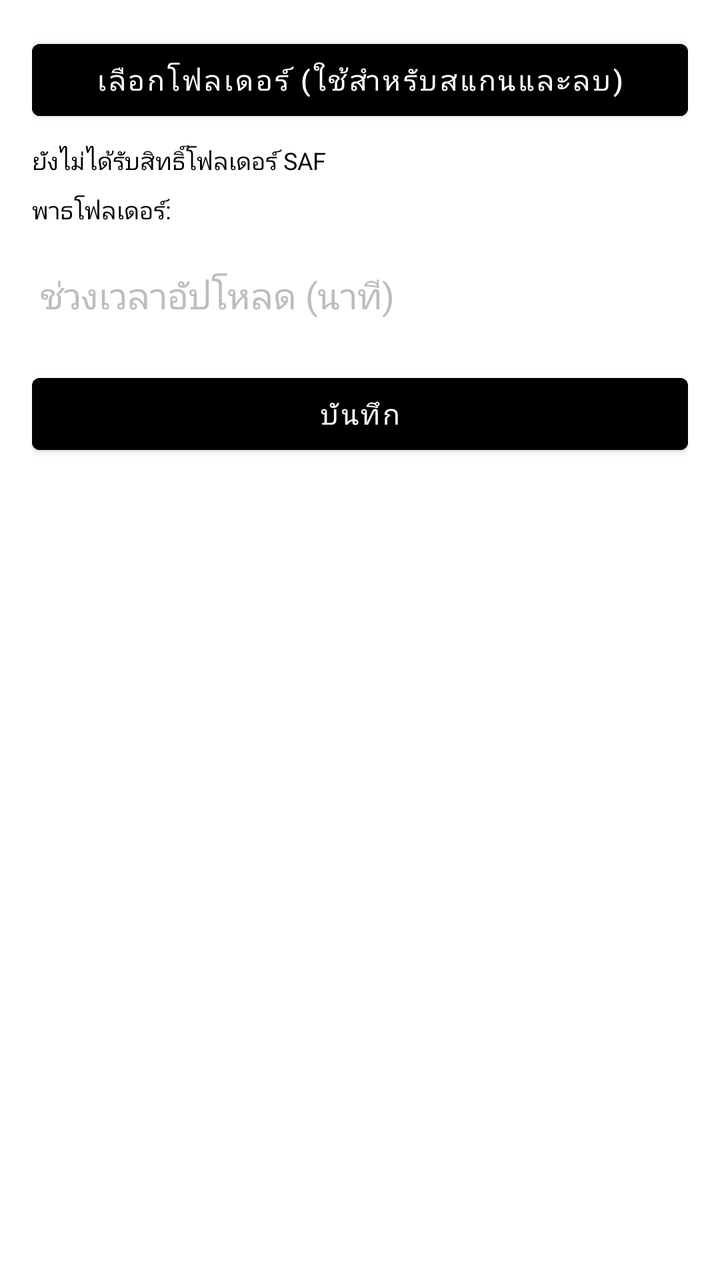
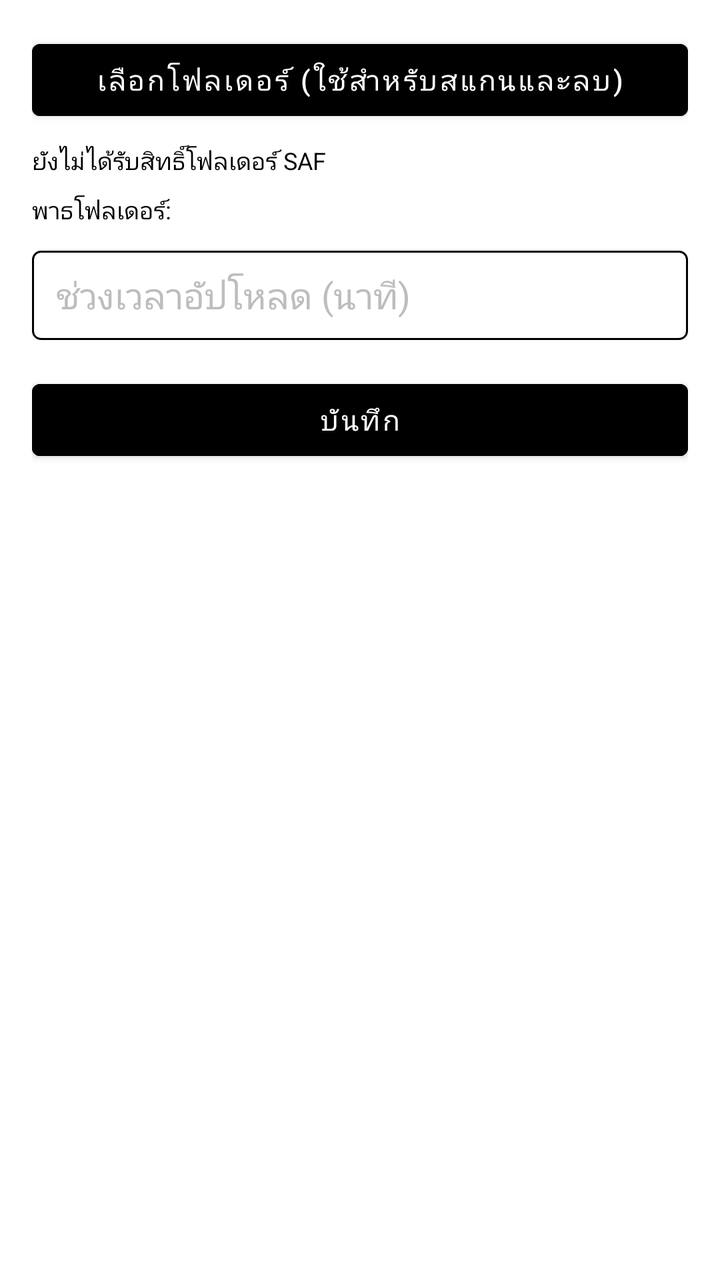

Screens rendered from an Android XML layout before and after an edit, with the pre-edit source and the edit as a unified diff.
<!-- AndroidManifest.xml: application theme Theme.ChicMobile -->
<!-- res/layout/activity_settings.xml -->
<?xml version="1.0" encoding="utf-8"?>
<ScrollView xmlns:android="http://schemas.android.com/apk/res/android"
    android:layout_width="match_parent"
    android:layout_height="match_parent"
    android:background="@color/chic_white"
    android:padding="16dp">

    <LinearLayout
        android:layout_width="match_parent"
        android:layout_height="wrap_content"
        android:orientation="vertical">

        <Button
            android:id="@+id/btnPickFolder"
            android:layout_width="match_parent"
            android:layout_height="wrap_content"
            android:text="@string/pick_folder"
            android:backgroundTint="@color/chic_black"
            android:textColor="@color/chic_white" />

        <TextView
            android:id="@+id/txtFolderPermission"
            android:layout_width="match_parent"
            android:layout_height="wrap_content"
            android:layout_marginTop="8dp"
            android:text="@string/no_saf_permission"
            android:textColor="@color/chic_black"
            android:textSize="12sp" />

        <TextView
            android:id="@+id/txtFolderPath"
            android:layout_width="match_parent"
            android:layout_height="wrap_content"
            android:layout_marginTop="8dp"
            android:text="@string/folder_path_label"
            android:textColor="@color/chic_black"
            android:textSize="12sp" />

        <EditText
            android:id="@+id/edtIntervalMinutes"
            android:layout_width="match_parent"
            android:layout_height="wrap_content"
            android:layout_marginTop="12dp"
            android:hint="@string/upload_interval_hint"
            android:inputType="number"
            android:backgroundTint="@color/chic_white"
            android:textColor="@color/chic_black"
            android:textColorHint="@color/chic_gray" />

        <Button
            android:id="@+id/btnSave"
            android:layout_width="match_parent"
            android:layout_height="wrap_content"
            android:layout_marginTop="16dp"
            android:text="@string/save"
            android:backgroundTint="@color/chic_black"
            android:textColor="@color/chic_white" />

    </LinearLayout>
</ScrollView>
<!-- resources referenced by this layout -->
<resources>
  <color name="chic_black">#000000</color>
  <color name="chic_gray">#BDBDBD</color>
  <color name="chic_white">#FFFFFF</color>
  <string name="folder_path_label">พาธโฟลเดอร์:</string>
  <string name="no_saf_permission">ยังไม่ได้รับสิทธิ์โฟลเดอร์ SAF</string>
  <string name="pick_folder">เลือกโฟลเดอร์ (ใช้สำหรับสแกนและลบ)</string>
  <string name="save">บันทึก</string>
  <string name="upload_interval_hint">ช่วงเวลาอัปโหลด (นาที)</string>
  <style name="Theme.ChicMobile" parent="Theme.MaterialComponents.DayNight.NoActionBar">
          <item name="colorPrimary">@color/chic_white</item>
          <item name="colorPrimaryVariant">@color/chic_white</item>
          <item name="colorOnPrimary">@color/chic_black</item>
          <item name="colorSecondary">@color/chic_black</item>
          <item name="colorOnSecondary">@color/chic_white</item>
          <item name="colorSurface">@color/chic_white</item>
          <item name="colorOnSurface">@color/chic_black</item>
          <item name="android:colorBackground">@color/chic_white</item>
          <item name="android:textColorPrimary">@color/chic_black</item>
          <item name="android:textColorSecondary">@color/chic_gray</item>
          <item name="android:windowBackground">@color/chic_white</item>
          <item name="android:statusBarColor" tools:targetApi="l">@color/chic_white</item>
          <item name="android:navigationBarColor" tools:targetApi="o_mr1">@color/chic_white</item>
      </style>
</resources>

<!-- the commit's change to res/layout/activity_settings.xml (unified diff, before → after) -->
@@ -41,9 +41,11 @@
             android:layout_width="match_parent"
             android:layout_height="wrap_content"
             android:layout_marginTop="12dp"
+            android:background="@drawable/bg_textbox_solid_border"
             android:hint="@string/upload_interval_hint"
             android:inputType="number"
-            android:backgroundTint="@color/chic_white"
+            android:paddingHorizontal="12dp"
+            android:paddingVertical="10dp"
             android:textColor="@color/chic_black"
             android:textColorHint="@color/chic_gray" />
 
<!-- resource entries referenced after the edit -->
@@ -3,6 +3,16 @@
   <color name="chic_black">#000000</color>
   <color name="chic_gray">#BDBDBD</color>
   <color name="chic_white">#FFFFFF</color>
+  <!-- drawable bg_textbox_solid_border (drawable) -->
+  <?xml version="1.0" encoding="utf-8"?>
+  <shape xmlns:android="http://schemas.android.com/apk/res/android"
+      android:shape="rectangle">
+      <solid android:color="@color/chic_white" />
+      <stroke
+          android:width="1dp"
+          android:color="@color/chic_black" />
+      <corners android:radius="4dp" />
+  </shape>
   <string name="folder_path_label">พาธโฟลเดอร์:</string>
   <string name="no_saf_permission">ยังไม่ได้รับสิทธิ์โฟลเดอร์ SAF</string>
   <string name="pick_folder">เลือกโฟลเดอร์ (ใช้สำหรับสแกนและลบ)</string>
